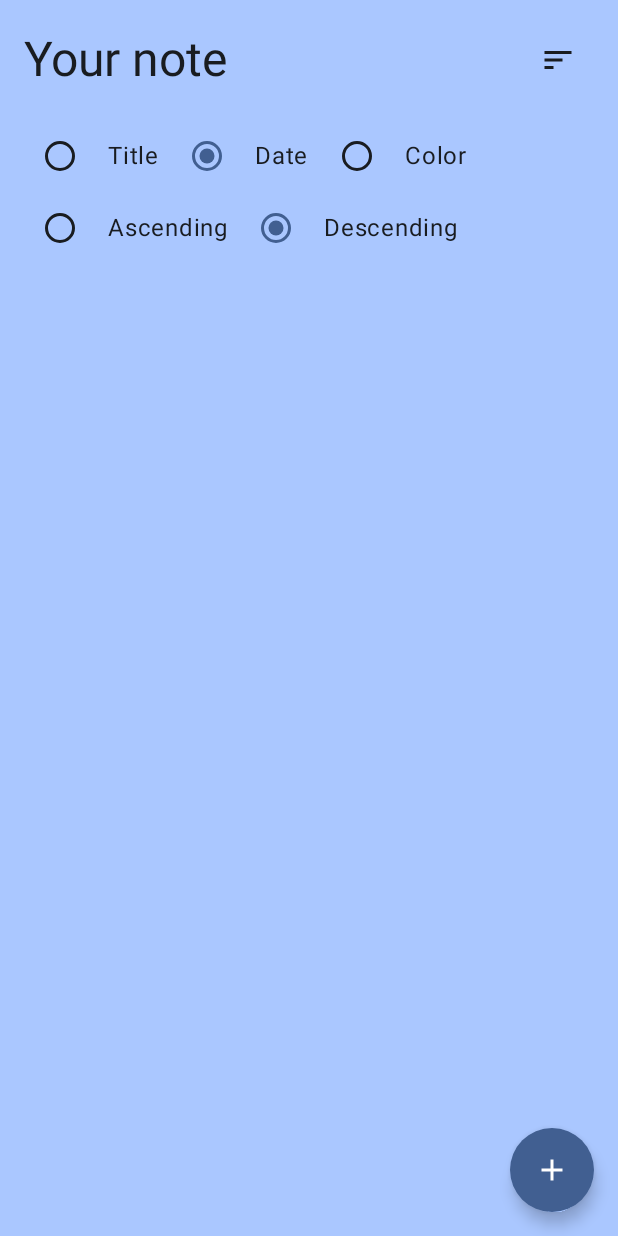
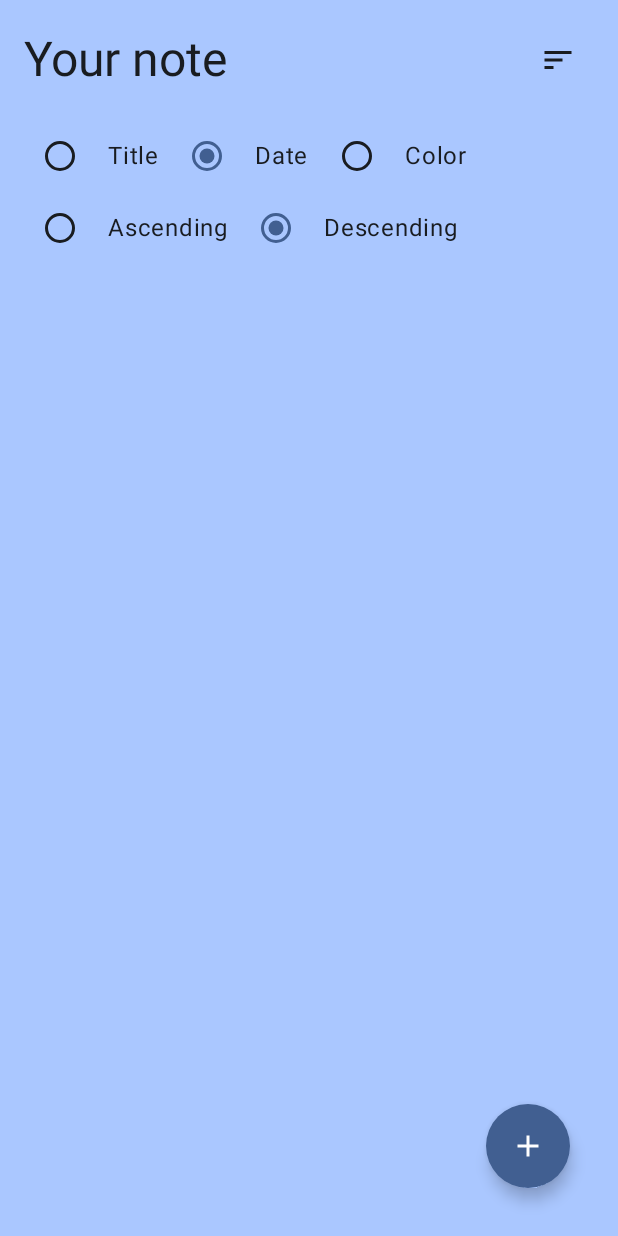
Before and after one commit to usrmrz/Notes, an Android app built with Jetpack Compose: the screen it shows after launch (MainActivity), after a tap on "Sort", on a phone screen of 412 x 824 dp. Run offline under Robolectric (Android 15) with nearby library versions, the phone set to English and light mode, and no system bars; our stand-ins replace Dagger/Hilt's generated code, Room's generated code.

Commit message:
add NoteCommonFAB and paste it into two files

```diff
--- a/app/src/main/java/dev/usrmrz/notes/feature_note/presentation/notes/NotesScreen.kt
+++ b/app/src/main/java/dev/usrmrz/notes/feature_note/presentation/notes/NotesScreen.kt
@@ -16,11 +16,9 @@ import androidx.compose.foundation.layout.height
 import androidx.compose.foundation.layout.padding
 import androidx.compose.foundation.lazy.LazyColumn
 import androidx.compose.foundation.lazy.items
-import androidx.compose.foundation.shape.CircleShape
 import androidx.compose.material.icons.Icons
 import androidx.compose.material.icons.automirrored.filled.Sort
 import androidx.compose.material.icons.filled.Add
-import androidx.compose.material3.FloatingActionButton
 import androidx.compose.material3.Icon
 import androidx.compose.material3.IconButton
 import androidx.compose.material3.MaterialTheme
@@ -39,6 +37,7 @@ import androidx.hilt.navigation.compose.hiltViewModel
 import androidx.navigation.NavController
 import dev.usrmrz.notes.feature_note.presentation.notes.components.NoteItem
 import dev.usrmrz.notes.feature_note.presentation.notes.components.OrderSection
+import dev.usrmrz.notes.feature_note.presentation.util.NoteCommonFAB
 import dev.usrmrz.notes.feature_note.presentation.util.Screen
 import kotlinx.coroutines.launch
 
@@ -53,19 +52,15 @@ fun NotesScreen(
 
     Scaffold(
         floatingActionButton = {
-            FloatingActionButton(
+            NoteCommonFAB(
                 onClick = {
                     navController.navigate(Screen.AddEditNoteScreen.route)
                 },
                 containerColor = MaterialTheme.colorScheme.primary,
-                shape = CircleShape
-            ) {
-                Icon(
-                    imageVector = Icons.Default.Add,
-                    contentDescription = "Add Note",
-                    tint = MaterialTheme.colorScheme.onPrimary
-                )
-            }
+                icon = Icons.Default.Add,
+                contentDescription = "Add note",
+                tint = MaterialTheme.colorScheme.onPrimary
+            )
         },
         snackbarHost = {
             SnackbarHost(hostState = snackbarHostState)
--- a/app/src/main/java/dev/usrmrz/notes/feature_note/presentation/util/NoteCommonFAB.kt
+++ b/app/src/main/java/dev/usrmrz/notes/feature_note/presentation/util/NoteCommonFAB.kt
@@ -3,26 +3,36 @@ package dev.usrmrz.notes.feature_note.presentation.util
 import androidx.compose.foundation.layout.padding
 import androidx.compose.foundation.shape.CircleShape
 import androidx.compose.material3.FloatingActionButton
+import androidx.compose.material3.FloatingActionButtonDefaults
 import androidx.compose.material3.Icon
+import androidx.compose.material3.LocalContentColor
+import androidx.compose.material3.contentColorFor
 import androidx.compose.runtime.Composable
 import androidx.compose.ui.Modifier
+import androidx.compose.ui.graphics.Color
 import androidx.compose.ui.graphics.vector.ImageVector
 import androidx.compose.ui.unit.dp
 
 @Composable
 fun NoteCommonFAB(
     onClick: () -> Unit,
+    containerColor: Color,
     icon: ImageVector,
-    contentDescription: String
+    contentDescription: String,
+    tint: Color? = null
 ) {
     FloatingActionButton(
         onClick = onClick,
         modifier = Modifier.padding(16.dp),
-        shape = CircleShape
+        shape = CircleShape,
+        containerColor = containerColor,
+        contentColor = contentColorFor(FloatingActionButtonDefaults.containerColor),
+        elevation = FloatingActionButtonDefaults.elevation()
     ) {
         Icon(
             imageVector = icon,
-            contentDescription = contentDescription
+            contentDescription = contentDescription,
+            tint = tint ?: LocalContentColor.current
         )
     }
 }
--- a/gradle/libs.versions.toml
+++ b/gradle/libs.versions.toml
@@ -41,8 +41,8 @@ androidx-ui-test-manifest = { group = "androidx.compose.ui", name = "ui-test-man
 androidx-ui-test-junit4 = { group = "androidx.compose.ui", name = "ui-test-junit4" }
 androidx-material3 = { group = "androidx.compose.material3", name = "material3", version.ref = "material3" }
 #Add next libraries
+androidx-material-icons-extended = { group = "androidx.compose.material", name = "material-icons-extended" }
 #lifecycle-viewmodel-compose = { group = "androidx.lifecycle", name = "lifecycle-viewmodel-compose", version.ref = "androidxLifecycle" }
-androidx-material-icons-extended = { group = "androidx.compose.material", name = "material-icons-extended" }
 
 #Coroutines
 kotlinx-coroutines-core = { group = "org.jetbrains.kotlinx", name = "kotlinx-coroutines-core", version.ref = "coroutines" }
```
Also changed, not shown: app/src/main/java/dev/usrmrz/notes/feature_note/presentation/add_edit_note/AddEditNoteScreen.kt (+5 -10 lines).
